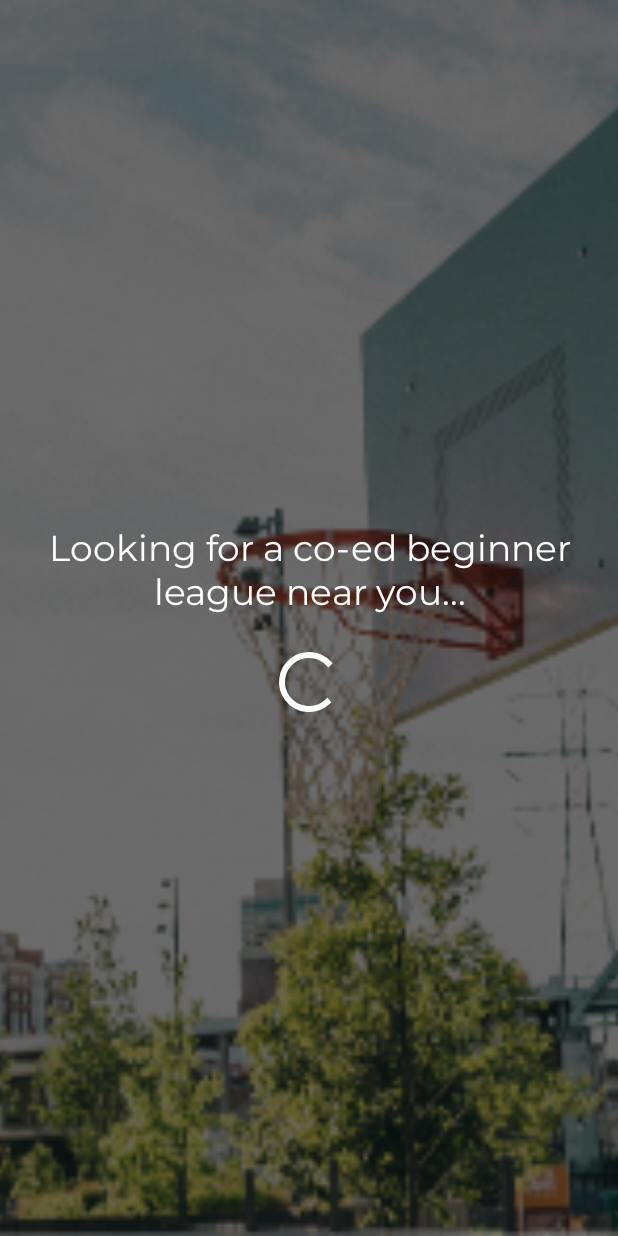
After one commit to RasaCosmin/Swoosh, an Android app: the layout activity_finish.xml on its own in the app's theme, with its tools: preview values and no code run, on a phone screen of 412 x 824 dp. The commit adds this screen. Run offline under Robolectric (Android 15) with nearby library versions, the phone set to English and light mode, and no system bars; Roboto replaces fonts that are not available here.

Commit message:
add finish and some refactor

```diff
--- a/app/src/main/java/com/rasik/swoosh/BaseActivity.kt
+++ b/app/src/main/java/com/rasik/swoosh/Controller/BaseActivity.kt
@@ -1,4 +1,4 @@
-package com.rasik.swoosh
+package com.rasik.swoosh.Controller
 
 import android.support.v7.app.AppCompatActivity
 import android.os.Bundle
--- a/app/src/main/java/com/rasik/swoosh/LeagueActivity.kt
+++ b/app/src/main/java/com/rasik/swoosh/Controller/LeagueActivity.kt
@@ -1,10 +1,11 @@
-package com.rasik.swoosh
+package com.rasik.swoosh.Controller
 
 import android.content.Intent
-import android.support.v7.app.AppCompatActivity
 import android.os.Bundle
 import android.view.View
 import android.widget.Toast
+import com.rasik.swoosh.Utilities.EXTRA_LEAGUE
+import com.rasik.swoosh.R
 import kotlinx.android.synthetic.main.activity_league.*
 
 class LeagueActivity : BaseActivity() {
--- a/app/src/main/java/com/rasik/swoosh/WelcomeActivity.kt
+++ b/app/src/main/java/com/rasik/swoosh/Controller/WelcomeActivity.kt
@@ -1,8 +1,8 @@
-package com.rasik.swoosh
+package com.rasik.swoosh.Controller
 
 import android.content.Intent
-import android.support.v7.app.AppCompatActivity
 import android.os.Bundle
+import com.rasik.swoosh.R
 import kotlinx.android.synthetic.main.activity_welcome.*
 
 class WelcomeActivity : BaseActivity() {
--- /dev/null
+++ b/app/src/main/res/layout/activity_finish.xml
@@ -0,0 +1,50 @@
+<?xml version="1.0" encoding="utf-8"?>
+<android.support.constraint.ConstraintLayout xmlns:android="http://schemas.android.com/apk/res/android"
+    xmlns:app="http://schemas.android.com/apk/res-auto"
+    xmlns:tools="http://schemas.android.com/tools"
+    android:layout_width="match_parent"
+    android:layout_height="match_parent"
+    tools:context="com.rasik.swoosh.Controller.FinishActivity">
+
+    <ImageView
+        android:id="@+id/imageView5"
+        android:layout_width="0dp"
+        android:layout_height="0dp"
+        android:scaleType="centerCrop"
+        app:layout_constraintBottom_toBottomOf="parent"
+        app:layout_constraintEnd_toEndOf="parent"
+        app:layout_constraintStart_toStartOf="parent"
+        app:layout_constraintTop_toTopOf="parent"
+        app:srcCompat="@drawable/exercisebg" />
+
+    <TextView
+        android:id="@+id/searchLeaguesText"
+        android:layout_width="0dp"
+        android:layout_height="wrap_content"
+        android:layout_marginBottom="8dp"
+        android:layout_marginEnd="16dp"
+        android:layout_marginStart="16dp"
+        android:layout_marginTop="8dp"
+        android:fontFamily="@font/montserrat"
+        android:textAlignment="center"
+        android:textColor="@android:color/white"
+        android:textSize="24sp"
+        app:layout_constraintBottom_toBottomOf="@+id/imageView5"
+        app:layout_constraintEnd_toEndOf="parent"
+        app:layout_constraintStart_toStartOf="parent"
+        app:layout_constraintTop_toTopOf="parent"
+        app:layout_constraintVertical_bias="0.45999998"
+        tools:text="@string/search_league" />
+
+    <ProgressBar
+        android:id="@+id/progressBar"
+        style="?android:attr/progressBarStyle"
+        android:layout_width="wrap_content"
+        android:layout_height="wrap_content"
+        android:layout_marginEnd="8dp"
+        android:layout_marginStart="8dp"
+        android:layout_marginTop="16dp"
+        app:layout_constraintEnd_toEndOf="parent"
+        app:layout_constraintStart_toStartOf="parent"
+        app:layout_constraintTop_toBottomOf="@+id/searchLeaguesText" />
+</android.support.constraint.ConstraintLayout>
--- a/app/src/main/res/layout/activity_league.xml
+++ b/app/src/main/res/layout/activity_league.xml
@@ -4,7 +4,7 @@
     xmlns:tools="http://schemas.android.com/tools"
     android:layout_width="match_parent"
     android:layout_height="match_parent"
-    tools:context="com.rasik.swoosh.LeagueActivity">
+    tools:context="com.rasik.swoosh.Controller.LeagueActivity">
 
     <ImageView
         android:id="@+id/imageView3"
--- a/app/src/main/res/layout/activity_welcome.xml
+++ b/app/src/main/res/layout/activity_welcome.xml
@@ -4,7 +4,7 @@
     xmlns:tools="http://schemas.android.com/tools"
     android:layout_width="match_parent"
     android:layout_height="match_parent"
-    tools:context="com.rasik.swoosh.WelcomeActivity">
+    tools:context="com.rasik.swoosh.Controller.WelcomeActivity">
 
     <ImageView
         android:id="@+id/imageView"
--- a/app/src/main/res/values/strings.xml
+++ b/app/src/main/res/values/strings.xml
@@ -15,4 +15,6 @@
     <string name="begginer">Begginer</string>
     <string name="baller">Baller</string>
     <string name="finish">Finish</string>
+    <string name="search_league">Looking for a co-ed beginner league near you…</string>
+    <string name="search_league_text">Looking for a %1$s %2$s league near you…</string>
 </resources>
```
Also changed, not shown: app/src/main/AndroidManifest.xml (+5 -4 lines), app/src/main/java/com/rasik/swoosh/Constants.kt (deleted, +0 -7 lines), app/src/main/java/com/rasik/swoosh/Controller/FinishActivity.kt (added, +21 -0 lines), app/src/main/java/com/rasik/swoosh/Controller/SkillActivity.kt (added, +46 -0 lines), app/src/main/java/com/rasik/swoosh/SkillActivity.kt (deleted, +0 -17 lines), app/src/main/java/com/rasik/swoosh/Utilities/Constants.kt (added, +8 -0 lines), app/src/main/res/layout/activity_skill.xml (+6 -2 lines).
